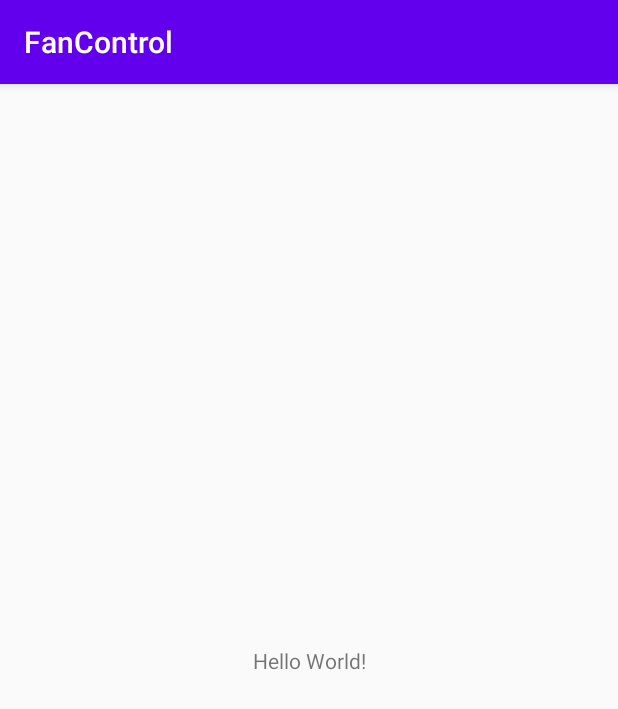
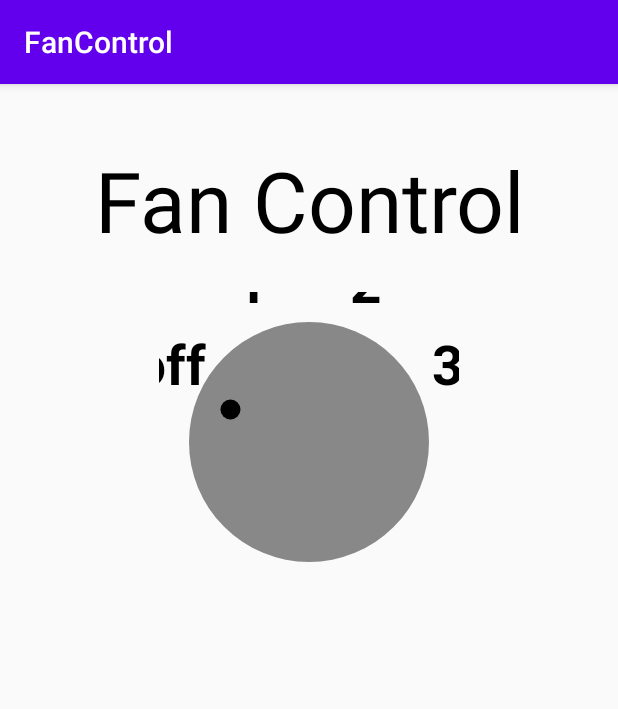
Before and after one commit to Mihango/Android-fan-control, an Android app: the screen it shows after launch (MainActivity), on a phone screen of 412 x 824 dp. Shown: the top 709 px of the screen. Run offline under Robolectric (Android 15) with nearby library versions, the phone set to English and light mode, and no system bars.

Commit message:
changed color for fan speed

```diff
--- /dev/null
+++ b/app/src/main/java/ke/co/tracom/fancontrol/DialView.kt
@@ -0,0 +1,107 @@
+package ke.co.tracom.fancontrol
+
+import android.content.Context
+import android.graphics.*
+import android.util.AttributeSet
+import android.util.Log
+import android.view.View
+import androidx.core.content.withStyledAttributes
+import kotlin.math.cos
+import kotlin.math.min
+import kotlin.math.sin
+
+private enum class FanSpeed(val label: Int) {
+    OFF(R.string.fan_off),
+    LOW(R.string.fan_low),
+    MEDIUM(R.string.fan_medium),
+    HIGH(R.string.fan_high);
+
+    fun next() = when (this) {
+        OFF -> LOW
+        LOW -> MEDIUM
+        MEDIUM -> HIGH
+        HIGH -> OFF
+    }
+}
+
+private const val RADIUS_OFFSET_LABEL = 30
+private const val RADIUS_OFFSET_INDICATOR = -35
+
+class DialView @JvmOverloads constructor(
+    context: Context,
+    attrs: AttributeSet? = null,
+    defStyleAttr: Int = 0
+) : View(context, attrs, defStyleAttr) {
+
+    private var radius = 0.0f                   // Radius of the circle.
+    private var fanSpeed = FanSpeed.OFF         // The active selection.
+    // position variable which will be used to draw label and indicator circle position
+    private val pointPosition: PointF = PointF(0.0f, 0.0f)
+
+    private val paint = Paint(Paint.ANTI_ALIAS_FLAG).apply {
+        style = Paint.Style.FILL
+        textAlign = Paint.Align.CENTER
+        textSize = 55.0f
+        typeface = Typeface.create("", Typeface.BOLD)
+    }
+
+    private var fanSpeedLowColor = 0
+    private var fanSpeedMediumColor = 0
+    private var fanSeedMaxColor = 0
+
+    init {
+        isClickable = true
+
+        context.withStyledAttributes(attrs, R.styleable.DialView) {
+            fanSpeedLowColor = getColor(R.styleable.DialView_fanColor1, 0)
+            fanSpeedMediumColor = getColor(R.styleable.DialView_fanColor2, 0)
+            fanSeedMaxColor = getColor(R.styleable.DialView_fanColor3, 0)
+        }
+    }
+
+    override fun onSizeChanged(width: Int, height: Int, oldw: Int, oldh: Int) {
+        radius = (min(width, height) / 2.0 * 0.8).toFloat()
+    }
+
+    private fun PointF.computeXYForSpeed(pos: FanSpeed, radius: Float) {
+        // angles in radians
+        val startAngle = Math.PI * (9 / 8.0)
+        val angle = startAngle + pos.ordinal * (Math.PI / 4)
+        x = (radius * cos(angle)).toFloat() + width / 2
+        y = (radius * sin(angle)).toFloat() + height / 2
+    }
+
+    override fun onDraw(canvas: Canvas) {
+        //super.onDraw(canvas)
+        //paint.color = if (fanSpeed == FanSpeed.OFF) Color.GRAY else Color.GREEN
+        paint.color = when (fanSpeed) {
+            FanSpeed.OFF -> Color.GRAY
+            FanSpeed.LOW -> fanSpeedLowColor
+            FanSpeed.MEDIUM -> fanSpeedMediumColor
+            FanSpeed.HIGH -> fanSeedMaxColor
+        }
+
+        canvas.drawCircle((width / 2).toFloat(), (height / 2).toFloat(), radius, paint)
+
+        val markerRadius = radius + RADIUS_OFFSET_INDICATOR
+        pointPosition.computeXYForSpeed(fanSpeed, markerRadius)
+        paint.color = Color.BLACK
+        canvas.drawCircle(pointPosition.x, pointPosition.y, radius / 12, paint)
+
+        val labelRadius = radius + RADIUS_OFFSET_LABEL
+        for (i in FanSpeed.values()) {
+            pointPosition.computeXYForSpeed(i, labelRadius)
+            val label = resources.getString(i.label)
+            canvas.drawText(label, pointPosition.x, pointPosition.y, paint)
+        }
+    }
+
+    override fun performClick(): Boolean {
+        if (super.performClick()) return true
+        fanSpeed = fanSpeed.next()
+        contentDescription = resources.getString(fanSpeed.label)
+        Log.e("DialView", "Clicked ${fanSpeed.name}")
+        invalidate()
+        return true
+    }
+}
--- a/app/src/main/res/layout/activity_main.xml
+++ b/app/src/main/res/layout/activity_main.xml
@@ -7,12 +7,32 @@
     tools:context=".MainActivity">
 
     <TextView
+        android:id="@+id/customViewLabel"
         android:layout_width="wrap_content"
         android:layout_height="wrap_content"
-        android:text="Hello World!"
-        app:layout_constraintBottom_toBottomOf="parent"
+        android:layout_marginStart="@dimen/default_margin"
+        android:layout_marginTop="@dimen/margin_top"
+        android:layout_marginEnd="@dimen/default_margin"
+        android:padding="@dimen/text_view_padding"
+        android:text="@string/fan_control"
+        android:textAppearance="@style/Base.TextAppearance.AppCompat.Display3"
+        android:textColor="@android:color/black"
         app:layout_constraintLeft_toLeftOf="parent"
         app:layout_constraintRight_toRightOf="parent"
         app:layout_constraintTop_toTopOf="parent" />
 
+    <ke.co.tracom.fancontrol.DialView
+        android:id="@+id/dialView"
+        android:layout_width="200dp"
+        android:layout_height="200dp"
+        android:layout_marginLeft="@dimen/default_margin"
+        android:layout_marginTop="@dimen/default_margin"
+        android:layout_marginRight="@dimen/default_margin"
+        app:fanColor1="#FFEB3B"
+        app:fanColor2="#CDDC39"
+        app:fanColor3="#009688"
+        app:layout_constraintLeft_toLeftOf="parent"
+        app:layout_constraintRight_toRightOf="parent"
+        app:layout_constraintTop_toBottomOf="@+id/customViewLabel" />
+
 </androidx.constraintlayout.widget.ConstraintLayout>
--- /dev/null
+++ b/app/src/main/res/values/attrs.xml
@@ -0,0 +1,8 @@
+<?xml version="1.0" encoding="utf-8"?>
+<resources>
+    <declare-styleable name="DialView">
+        <attr name="fanColor1" format="color" />
+        <attr name="fanColor2" format="color" />
+        <attr name="fanColor3" format="color" />
+    </declare-styleable>
+</resources>
--- /dev/null
+++ b/app/src/main/res/values/dimens.xml
@@ -0,0 +1,7 @@
+<?xml version="1.0" encoding="utf-8"?>
+<resources>
+    <dimen name="text_view_padding">16dp</dimen>
+    <dimen name="default_margin">8dp</dimen>
+    <dimen name="margin_top">24dp</dimen>
+    <dimen name="fan_dimen">250dp</dimen>
+</resources>
--- a/app/src/main/res/values/strings.xml
+++ b/app/src/main/res/values/strings.xml
@@ -1,3 +1,8 @@
 <resources>
     <string name="app_name">FanControl</string>
+    <string name="fan_control">Fan Control</string>
+    <string name="fan_off">off</string>
+    <string name="fan_low">1</string>
+    <string name="fan_medium">2</string>
+    <string name="fan_high">3</string>
 </resources>
```
